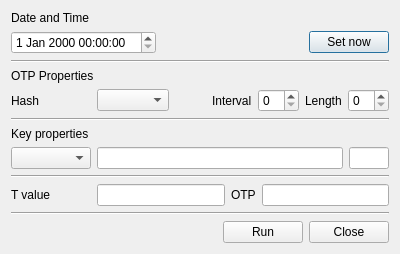
Old version of the form BerEditor/gen_otp_dlg.ui in the repository jykim74/BerEditor.
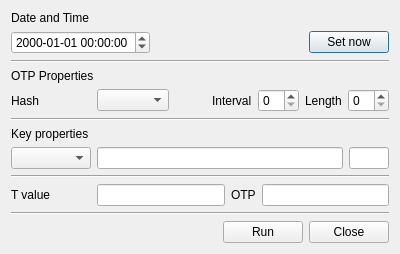
New version of the form.

Commit message: Gen OTP 버그 수정 및 UI 개선

Patch:
```diff
--- a/BerEditor/gen_otp_dlg.ui
+++ b/BerEditor/gen_otp_dlg.ui
@@ -35,6 +35,12 @@
          <day>1</day>
         </datetime>
        </property>
+       <property name="displayFormat">
+        <string>yyyy-MM-dd hh:mm:ss</string>
+       </property>
+       <property name="timeSpec">
+        <enum>Qt::LocalTime</enum>
+       </property>
       </widget>
      </item>
      <item>
```
The commit also changes 1 other file.
